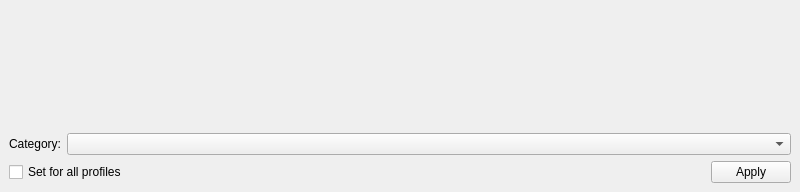
First picture: the form in TrackYourTime/ui/notificationwindow.ui, repository Allexin/TrackYourTime, before the edit.
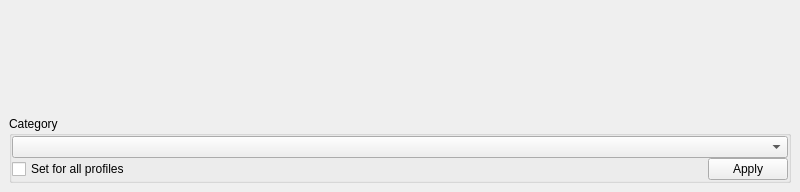
Second picture: the form after the edit.

```diff
--- a/TrackYourTime/ui/notificationwindow.ui
+++ b/TrackYourTime/ui/notificationwindow.ui
@@ -35,14 +35,26 @@
      </widget>
     </item>
     <item>
-     <layout class="QHBoxLayout" name="horizontalLayout">
-      <item>
-       <widget class="QLabel" name="labelCategory">
-        <property name="text">
-         <string>Category:</string>
-        </property>
-       </widget>
-      </item>
+     <widget class="QGroupBox" name="groupBoxCategory">
+      <property name="title">
+       <string>Category</string>
+      </property>
+      <layout class="QVBoxLayout" name="verticalLayout_2">
+       <property name="spacing">
+        <number>0</number>
+       </property>
+       <property name="leftMargin">
+        <number>0</number>
+       </property>
+       <property name="topMargin">
+        <number>0</number>
+       </property>
+       <property name="rightMargin">
+        <number>0</number>
+       </property>
+       <property name="bottomMargin">
+        <number>0</number>
+       </property>
       <item>
        <widget class="QComboBox" name="comboBoxCategory">
         <property name="enabled">
@@ -56,8 +68,6 @@
         </property>
        </widget>
       </item>
-     </layout>
-    </item>
     <item>
      <layout class="QHBoxLayout" name="horizontalLayout_2">
       <item>
@@ -97,6 +107,9 @@
        </widget>
       </item>
      </layout>
+       </item>
+      </layout>
+     </widget>
     </item>
    </layout>
   </widget>
```
Lines whose indentation alone changed are shown as unchanged.
